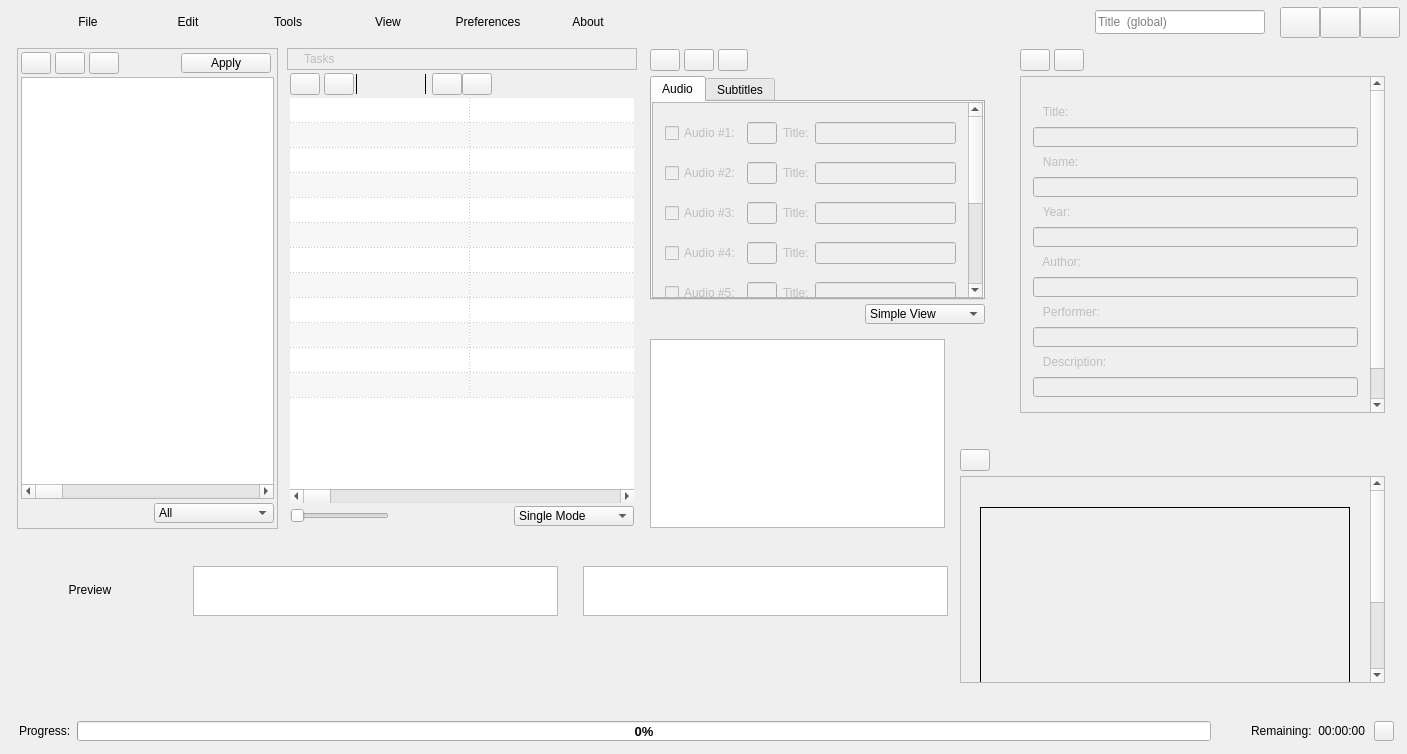
First picture: the form in app/mainwindow.ui, repository CineEncoder/cine-encoder, before the edit.
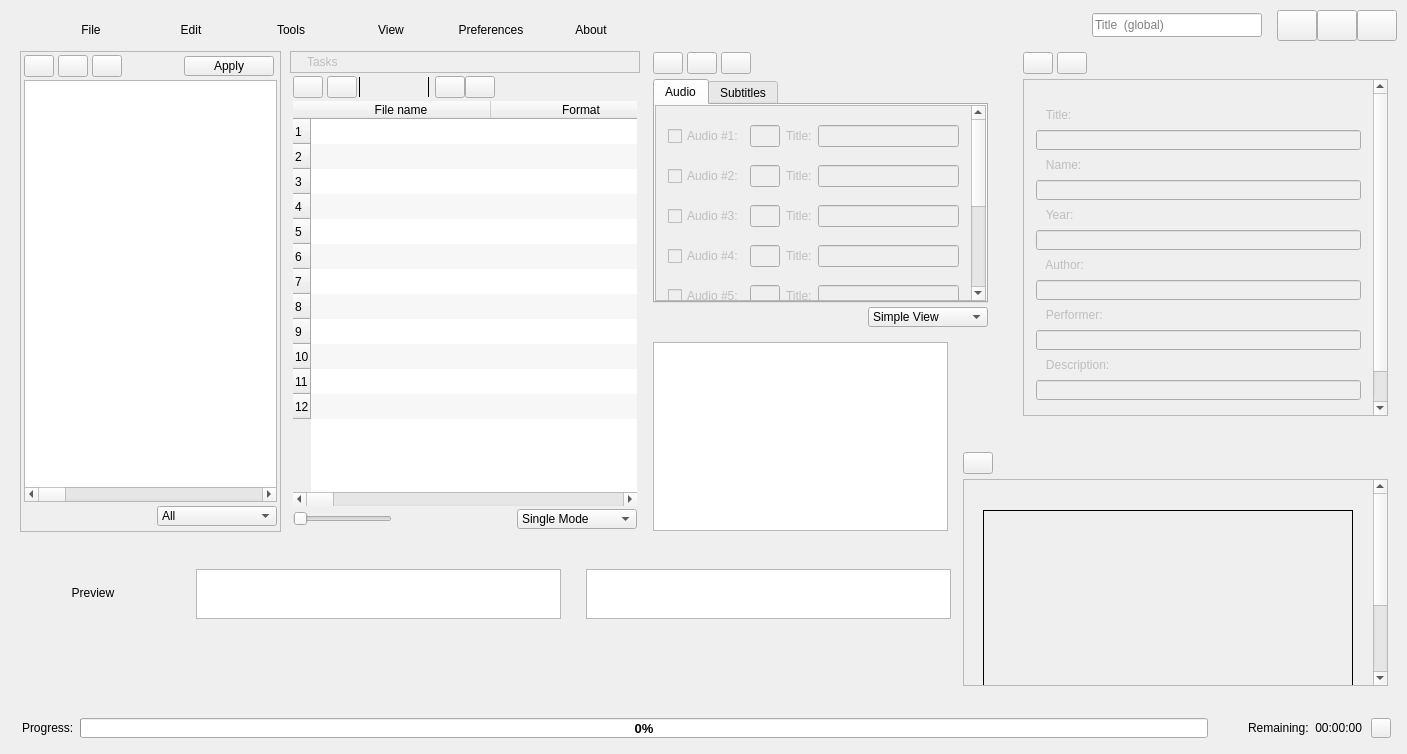
Second picture: the form after the edit. Icons and pictures are not drawn.

```diff
--- a/app/mainwindow.ui
+++ b/app/mainwindow.ui
@@ -19,16 +19,16 @@
   </property>
   <layout class="QGridLayout" name="gridLayout">
    <property name="leftMargin">
-    <number>6</number>
+    <number>9</number>
    </property>
    <property name="topMargin">
-    <number>6</number>
+    <number>9</number>
    </property>
    <property name="rightMargin">
-    <number>6</number>
+    <number>9</number>
    </property>
    <property name="bottomMargin">
-    <number>6</number>
+    <number>9</number>
    </property>
    <property name="spacing">
     <number>0</number>
@@ -3986,10 +3986,10 @@
                   <enum>QAbstractItemView::ScrollPerPixel</enum>
                  </property>
                  <property name="showGrid">
-                  <bool>true</bool>
+                  <bool>false</bool>
                  </property>
                  <property name="gridStyle">
-                  <enum>Qt::DotLine</enum>
+                  <enum>Qt::SolidLine</enum>
                  </property>
                  <property name="sortingEnabled">
                   <bool>false</bool>
@@ -4007,7 +4007,7 @@
                   <number>107</number>
                  </property>
                  <attribute name="horizontalHeaderVisible">
-                  <bool>false</bool>
+                  <bool>true</bool>
                  </attribute>
                  <attribute name="horizontalHeaderCascadingSectionResizes">
                   <bool>true</bool>
@@ -4028,7 +4028,7 @@
                   <bool>true</bool>
                  </attribute>
                  <attribute name="verticalHeaderVisible">
-                  <bool>false</bool>
+                  <bool>true</bool>
                  </attribute>
                  <attribute name="verticalHeaderCascadingSectionResizes">
                   <bool>false</bool>
@@ -6789,7 +6789,7 @@
               </property>
              </spacer>
             </item>
-            <item row="0" column="14">
+            <item row="0" column="14" alignment="Qt::AlignBottom">
              <widget class="QPushButton" name="menuPreferencesButton">
               <property name="minimumSize">
                <size>
@@ -6824,7 +6824,7 @@
               </property>
              </spacer>
             </item>
-            <item row="0" column="12">
+            <item row="0" column="12" alignment="Qt::AlignBottom">
              <widget class="QPushButton" name="menuViewButton">
               <property name="minimumSize">
                <size>
@@ -6996,7 +6996,7 @@
               </property>
              </spacer>
             </item>
-            <item row="0" column="10">
+            <item row="0" column="10" alignment="Qt::AlignBottom">
              <widget class="QPushButton" name="menuToolsButton">
               <property name="minimumSize">
                <size>
@@ -7044,7 +7044,7 @@
               </property>
              </spacer>
             </item>
-            <item row="0" column="20">
+            <item row="0" column="20" alignment="Qt::AlignBottom">
              <widget class="QPushButton" name="menuAboutButton">
               <property name="minimumSize">
                <size>
@@ -7098,7 +7098,7 @@
               </property>
              </widget>
             </item>
-            <item row="0" column="8">
+            <item row="0" column="8" alignment="Qt::AlignBottom">
              <widget class="QPushButton" name="menuEditButton">
               <property name="minimumSize">
                <size>
@@ -7136,7 +7136,7 @@
               </property>
              </spacer>
             </item>
-            <item row="0" column="5">
+            <item row="0" column="5" alignment="Qt::AlignBottom">
              <widget class="QPushButton" name="menuFileButton">
               <property name="minimumSize">
                <size>
```
Left out of the diff: 6 changed lines with no effect on the pictures.
